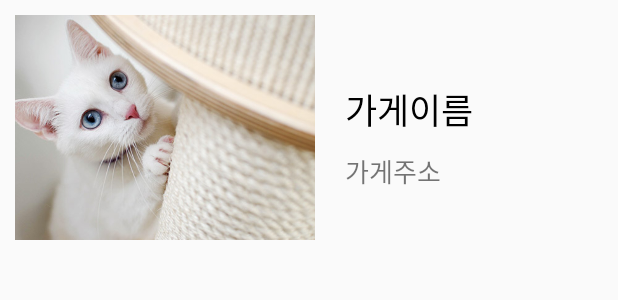
After one commit to Team2-Greener/Team_2, an Android app: the layout search_list.xml on its own in the app's theme, with its tools: preview values and no code run, on a phone screen of 412 x 824 dp. The commit adds this screen. Shown: the top 300 px of the screen. Run offline under Robolectric (Android 15) with nearby library versions, the phone set to English and light mode, and no system bars.

Commit message:
search 구현중

```diff
--- a/app/src/main/java/com/greener/MainActivity.java
+++ b/app/src/main/java/com/greener/MainActivity.java
@@ -63,12 +63,12 @@ public class MainActivity extends AppCompatActivity {
         fragNum = 0;
         //Toolbar 추가하기
         Toolbar toolbar = (Toolbar) findViewById(R.id.toolbar);
-        toolbar.setNavigationIcon(R.drawable.greener); //로고 넣기
         setSupportActionBar(toolbar);
         getSupportActionBar().setDisplayShowTitleEnabled(false);    //title 안보이게하기
 
         //화면 전환
         bottomNavigationView = findViewById(R.id.bottom_navigation);
+        bottomNavigationView.setItemIconTintList(null);
         bottomNavigationView.setOnNavigationItemSelectedListener(new BottomNavigationView.OnNavigationItemSelectedListener() {
             @Override
             public boolean onNavigationItemSelected(@NonNull MenuItem item) {
--- a/app/src/main/res/layout/activity_main.xml
+++ b/app/src/main/res/layout/activity_main.xml
@@ -25,6 +25,7 @@
         android:layout_height="wrap_content"
         android:background="?attr/colorPrimary"
         android:minHeight="?attr/actionBarSize"
+        app:labelVisibilityMode="unlabeled"
         app:layout_constraintBottom_toBottomOf="parent"
         app:layout_constraintEnd_toEndOf="parent"
         app:layout_constraintHorizontal_bias="0.0"
@@ -34,9 +35,9 @@
     <androidx.appcompat.widget.Toolbar
         android:id="@+id/toolbar"
         android:layout_width="match_parent"
-        android:layout_height="wrap_content"
+        android:layout_height="?attr/actionBarSize"
         android:background="?attr/colorPrimary"
-        android:minHeight="?attr/actionBarSize"
+        android:elevation="4dp"
         tools:ignore="MissingConstraints" />
 
     <FrameLayout
--- /dev/null
+++ b/app/src/main/res/layout/search_list.xml
@@ -0,0 +1,46 @@
+<?xml version="1.0" encoding="utf-8"?>
+<RelativeLayout xmlns:android="http://schemas.android.com/apk/res/android"
+    xmlns:tools="http://schemas.android.com/tools"
+    android:layout_width="match_parent"
+    android:layout_height="wrap_content"
+    android:gravity="center_vertical">
+
+    <ImageView
+        android:id="@+id/search_image"
+        android:layout_width="200dp"
+        android:layout_height="150dp"
+        android:layout_marginLeft="10dp"
+        android:layout_marginTop="10dp"
+        android:layout_marginRight="10dp"
+        android:layout_marginBottom="5dp"
+        android:layout_weight="1"
+        android:requestLegacyExternalStorage="true"
+        android:scaleType="centerCrop"
+        android:src="@drawable/sample" />
+
+    <TextView
+        android:id="@+id/search_name"
+        android:layout_width="match_parent"
+        android:layout_height="wrap_content"
+        android:layout_toRightOf="@+id/search_image"
+        android:layout_marginTop="55dp"
+        android:layout_marginLeft="10dp"
+        android:fontFamily="@font/medium"
+        android:textColor="@color/black"
+        android:text="가게이름"
+        android:textSize="23sp"
+        tools:ignore="UnknownId" />
+
+
+    <TextView
+        android:id="@+id/search_address"
+        android:layout_width="match_parent"
+        android:layout_height="wrap_content"
+        android:textSize="17sp"
+        android:layout_marginTop="10dp"
+        android:layout_marginLeft="10dp"
+        android:fontFamily="@font/light"
+        android:layout_below="@+id/search_name"
+        android:layout_toRightOf="@+id/search_image"
+        android:text="가게주소"/>
+</RelativeLayout>
--- a/app/src/main/res/layout/search_main.xml
+++ b/app/src/main/res/layout/search_main.xml
@@ -20,10 +20,6 @@
         android:id="@+id/search_recyclerView"
         android:layout_width="match_parent"
         android:layout_height="0dp"
-        app:layout_constraintBottom_toBottomOf="parent"
-        app:layout_constraintEnd_toEndOf="parent"
-        app:layout_constraintStart_toStartOf="parent"
-        app:layout_constraintTop_toTopOf="parent"
         android:overScrollMode="never"
         android:scrollbars="vertical"/>
 
--- a/app/src/main/res/layout/store_list.xml
+++ b/app/src/main/res/layout/store_list.xml
@@ -23,6 +23,7 @@
         android:layout_height="20dp"
         android:textSize="13sp"
         android:fontFamily="@font/medium"
+        android:textColor="@color/black"
         android:layout_below="@+id/store_image"
         android:layout_alignLeft="@+id/store_image"
         android:text="가게이름" />
```
Also changed, not shown: app/src/main/java/com/greener/SearchMain.java (+17 -8 lines), app/src/main/java/com/greener/SearchViewAdapter.java (added, +90 -0 lines), app/src/main/res/menu/menu.xml (+7 -14 lines).
